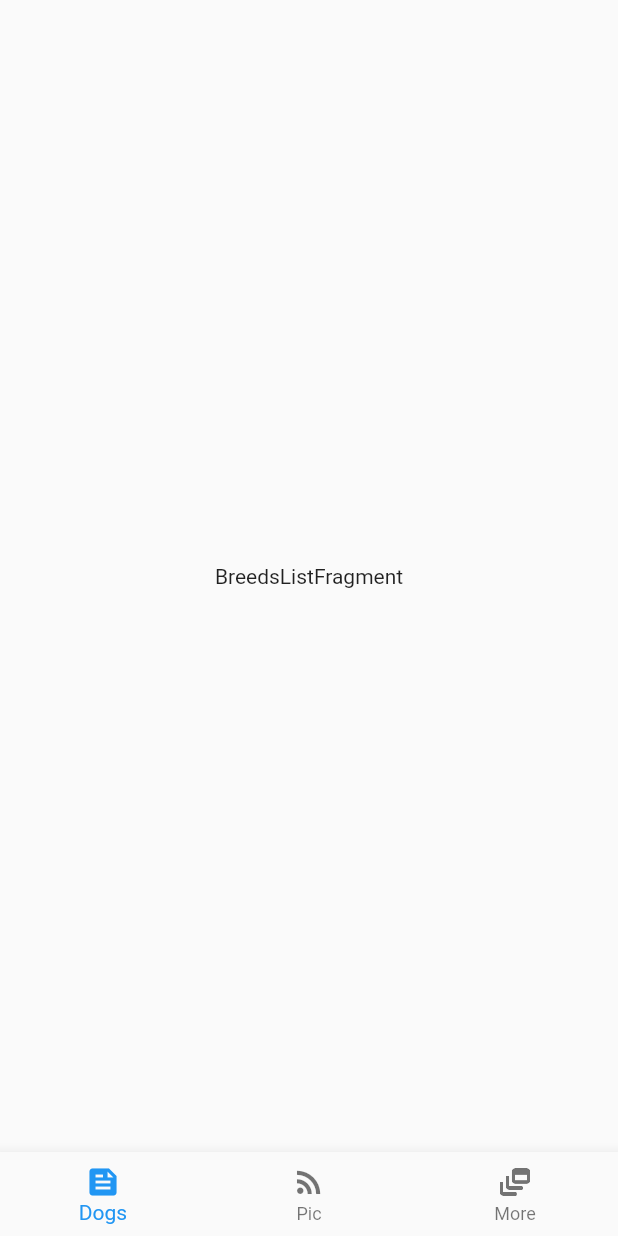
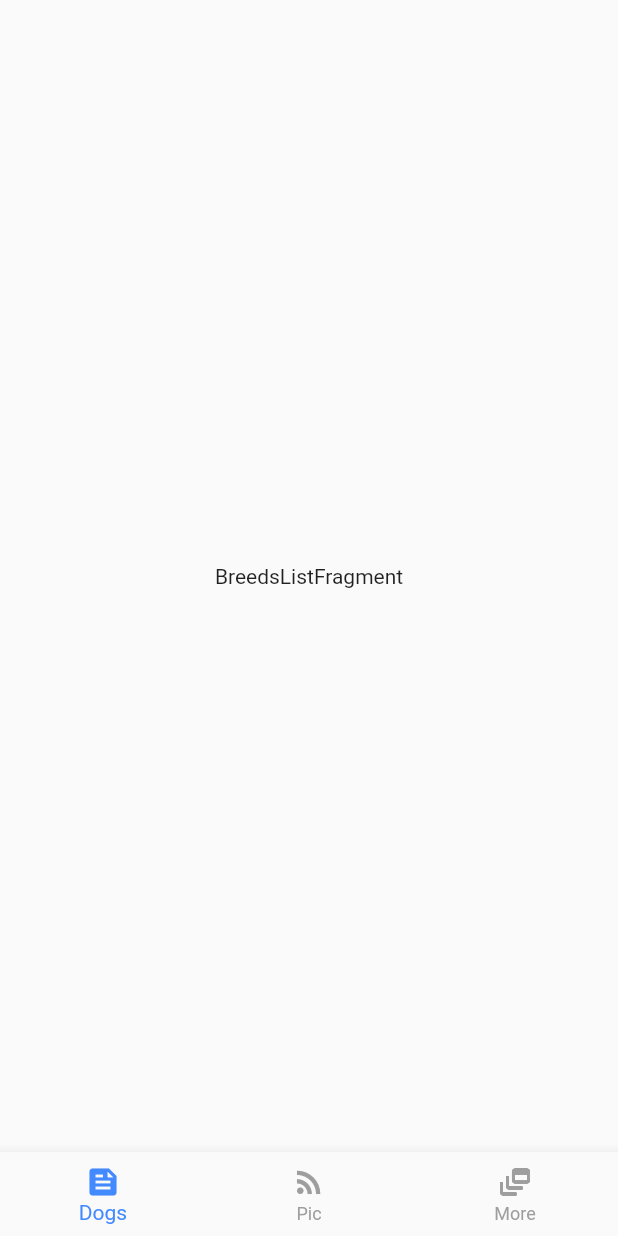
Before and after one commit to onumengine/flambu_test, a Flutter app: the screen it shows after launch, on a phone screen of 412 x 824 dp. Run offline on Flutter 3.47's test engine with Material 2 defaults, Android fonts, the phone set to English and light mode, and no system bars; our stand-ins replace dartz, equatable.

```diff
--- a/lib/features/dogs/presentation/ui/home_page.dart
+++ b/lib/features/dogs/presentation/ui/home_page.dart
@@ -31,11 +31,11 @@ class _HomePageState extends State<HomePage> {
       body: _fragments[_currentFragmentIndex],
       bottomNavigationBar: BottomNavigationBar(
         items: <BottomNavigationBarItem>[
-          const BottomNavigationBarItem(
+          BottomNavigationBarItem(
             icon: Icon(Icons.feed),
             label: 'Dogs',
           ),
-          const BottomNavigationBarItem(
+          BottomNavigationBarItem(
             icon: Icon(Icons.rss_feed),
             label: 'Pic',
           ),
@@ -45,11 +45,12 @@ class _HomePageState extends State<HomePage> {
           ),
         ],
         onTap: (indexOfTappedItem) {
-          _currentFragmentIndex = indexOfTappedItem;
           setState(() {
-
+            _currentFragmentIndex = indexOfTappedItem;
           });
         },
+        selectedItemColor: Colors.blueAccent,
+        unselectedItemColor: Colors.grey,
       ),
     );
   }
```
